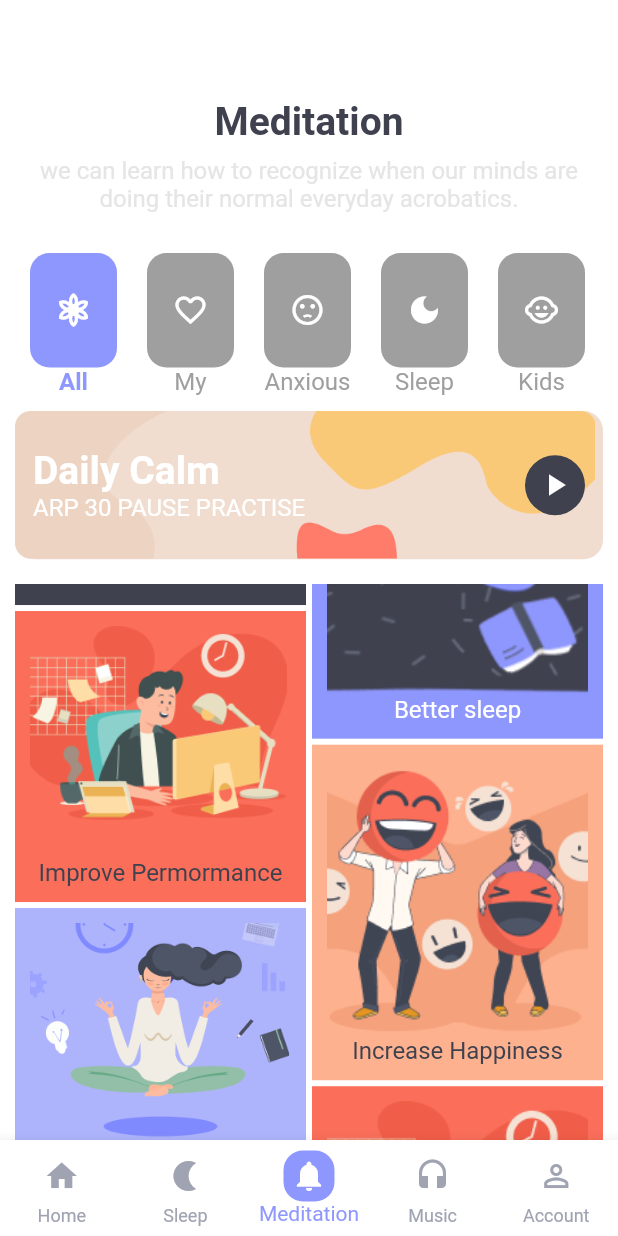
After one commit to imsujan276/mediation_app_ui_flutter, a Flutter app: the HomeView screen opened by its route, item 3 of the bottom bar chosen, scrolled down 576 dp, after a tap on "Reduce Stress", on a phone screen of 412 x 824 dp. The commit adds this screen. Run offline on Flutter 3.47's test engine with Material 2 defaults, Android fonts, the phone set to English and light mode, and no system bars; our stand-ins replace device_info, dio, flutter_easyloading, flutter_time_picker_spinner, get, hexcolor; project files that could hold a hidden picture were left out.

Commit message:
Work on meditation

```diff
--- a/lib/app/constant/colors.dart
+++ b/lib/app/constant/colors.dart
@@ -101,6 +101,7 @@ in medication v2 bg of stripe
 
   static Color heartColor = HexColor("#FF84A2");
   static Color headsetColor = HexColor("#7FD2F2");
+  static Color calmColor = HexColor("#F1DDCF");
 
   static hexcolor1() {
     return getColorFromHex(_color1);
--- /dev/null
+++ b/lib/app/data/model/meditation_odel.dart
@@ -0,0 +1,10 @@
+import 'package:flutter/cupertino.dart';
+
+class MeditationModel {
+  final IconData icons;
+  final String title;
+  MeditationModel({
+    required this.icons,
+    required this.title,
+  });
+}
--- a/lib/app/data/repositories/course_data_repositories.dart
+++ b/lib/app/data/repositories/course_data_repositories.dart
@@ -2,8 +2,6 @@ import 'package:get/get.dart';
 import 'package:meditation/app/constant/asset_image.dart';
 import 'package:meditation/app/constant/colors.dart';
 import 'package:meditation/app/data/model/course_model.dart';
-import 'package:meditation/app/modules/course/bindings/course_binding.dart';
-import 'package:meditation/app/modules/course/views/course_view.dart';
 
 List<Course> courses = [
   new Course(
@@ -14,7 +12,7 @@ List<Course> courses = [
       duration: '3-10 Min',
       textColor: AppColors.textColor,
       onTap: () {
-        Get.to(CourseView(), binding: CourseBinding());
+        Get.toNamed('/course');
       },
       btnColor: AppColors.WHITE),
   new Course(
--- a/lib/app/modules/course/widget/header_image_widge.dart
+++ b/lib/app/modules/course/widget/header_image_widge.dart
@@ -49,7 +49,7 @@ class HeaderImages extends StatelessWidget {
                         color: AppColors.WHITE,
                       ),
                     ),
-                    WidthWidget(h: .01),
+                    WidthWidget(w: .01),
                     CircleAvatar(
                       backgroundColor: AppColors.BLACK.withOpacity(.4),
                       child: Icon(
--- a/lib/app/modules/course/widget/male_female_voice.dart
+++ b/lib/app/modules/course/widget/male_female_voice.dart
@@ -41,7 +41,7 @@ class MaleVoiceWIdget extends StatelessWidget {
                                 : AppColors.pRIMARYCOLORLIGHT),
                       ),
                     ),
-                    WidthWidget(h: .02),
+                    WidthWidget(w: .02),
                     Expanded(
                       child: Column(
                         crossAxisAlignment: CrossAxisAlignment.start,
--- a/lib/app/modules/home/controllers/home_controller.dart
+++ b/lib/app/modules/home/controllers/home_controller.dart
@@ -1,6 +1,11 @@
+import 'package:flutter/cupertino.dart';
+import 'package:flutter/material.dart';
 import 'package:get/get.dart';
+import 'package:meditation/app/data/model/meditation_odel.dart';
 import 'package:meditation/app/data/model/recommended_model.dart';
 import 'package:meditation/app/data/repositories/recommend_repositiories.dart';
+import 'package:meditation/app/modules/home/views/home_view.dart';
+import 'package:meditation/app/modules/home/widget/meditation/meditation_widget.dart';
 import 'package:meditation/app/modules/home/widget/tabItems.dart';
 
 class HomeController extends GetxController {
@@ -9,6 +14,26 @@ class HomeController extends GetxController {
     super.onInit();
     loadRemommended();
   }
+
+  //It  controll the index of meditation menu
+  RxInt mediMenuIndex = 0.obs;
+
+  ///it is the list of mediation menu
+  List<MeditationModel> mediMenuList = [
+    new MeditationModel(icons: Icons.filter_vintage_outlined, title: 'All'),
+    new MeditationModel(icons: Icons.favorite_outline, title: 'My'),
+    new MeditationModel(icons: Icons.sentiment_dissatisfied, title: 'Anxious'),
+    new MeditationModel(icons: Icons.dark_mode, title: 'Sleep'),
+    new MeditationModel(icons: Icons.child_care_outlined, title: 'Kids'),
+  ];
+
+  List<Widget> bodyWidget = [
+    SingleChildScrollView(child: HomeWidget()),
+    Container(),
+    MeditationView(),
+    Container(),
+    Container(),
+  ];
 
   RxInt currentTab = 0.obs;
 
--- a/lib/app/modules/home/views/home_view.dart
+++ b/lib/app/modules/home/views/home_view.dart
@@ -2,6 +2,8 @@ import 'package:flutter/material.dart';
 
 import 'package:get/get.dart';
 import 'package:meditation/app/constant/Strings.dart';
+import 'package:meditation/app/constant/asset_image.dart';
+import 'package:meditation/app/constant/colors.dart';
 import 'package:meditation/app/constant/constants.dart';
 import 'package:meditation/app/constant/controller_service.dart';
 import 'package:meditation/app/data/repositories/course_data_repositories.dart';
@@ -23,8 +25,22 @@ class HomeView extends GetView<HomeController> {
           child: Padding(
             padding: const EdgeInsets.symmetric(
                 horizontal: Constants.defaultPadding),
-            child: SingleChildScrollView(
-              child: Column(
+            child:
+                Obx(() => controller.bodyWidget[controller.currentTab.value]),
+          ),
+        ),
+        bottomNavigationBar: BottomNavigation());
+  }
+}
+
+class HomeWidget extends StatelessWidget {
+  const HomeWidget({
+    Key? key,
+  }) : super(key: key);
+
+  @override
+  Widget build(BuildContext context) {
+    return Column(
       mainAxisAlignment: MainAxisAlignment.start,
       crossAxisAlignment: CrossAxisAlignment.start,
       children: [
@@ -44,14 +60,18 @@ class HomeView extends GetView<HomeController> {
             children: courses.map((e) => CourseWidget(e: e)).toList(),
           ),
         ),
-                  StripBannerWidget(),
+        StripBannerWidget(
+          backgroundImage: AppImage.striptwo,
+          buttonColor: AppColors.WHITE,
+          iconColor: AppColors.stripbackground,
+          info: '3-10 Min',
+          subtitle: Strings.meditation,
+          title: Strings.dailythought,
+          textColor: AppColors.WHITE,
+        ),
         HeightWidget(h: .03),
         RecommendedWidget()
       ],
-              ),
-            ),
-          ),
-        ),
-        bottomNavigationBar: BottomNavigation());
+    );
   }
 }
--- a/lib/app/modules/home/widget/course_widget_items.dart
+++ b/lib/app/modules/home/widget/course_widget_items.dart
@@ -60,7 +60,7 @@ class CourseWidget extends StatelessWidget {
             ),
           ),
           Row(children: [
-            WidthWidget(h: .015),
+            WidthWidget(w: .015),
             NormalText(
               e.duration,
               color: e.btnColor,
--- /dev/null
+++ b/lib/app/modules/home/widget/meditation/meditation_widget.dart
@@ -0,0 +1,149 @@
+import 'package:flutter/material.dart';
+import 'package:flutter_staggered_grid_view/flutter_staggered_grid_view.dart';
+import 'package:get/get.dart';
+import 'package:meditation/app/constant/Strings.dart';
+import 'package:meditation/app/constant/asset_image.dart';
+import 'package:meditation/app/constant/colors.dart';
+import 'package:meditation/app/constant/constants.dart';
+import 'package:meditation/app/constant/controller_service.dart';
+import 'package:meditation/app/data/model/meditation_odel.dart';
+import 'package:meditation/app/data/repositories/topic_data_repositories.dart';
+import 'package:meditation/app/modules/home/controllers/home_controller.dart';
+import 'package:meditation/app/modules/home/widget/strip_ads_banner.dart';
+import 'package:meditation/app/modules/signin/widget/height_widget.dart';
+import 'package:meditation/app/widgets/text/header_widget.dart';
+import 'package:meditation/app/widgets/text/normal_widget.dart';
+
+class MeditationView extends StatelessWidget {
+  const MeditationView({Key? key}) : super(key: key);
+
+  @override
+  Widget build(BuildContext context) {
+    final controller = Get.find<HomeController>();
+    return Column(
+      children: [
+        HeightWidget(h: .08),
+        HeaderText(
+          Strings.meditation,
+          textColor: AppColors.textColor,
+        ),
+        HeightWidget(h: .01),
+        NormalText(
+          'we can learn how to recognize when our minds are doing their normal everyday acrobatics.',
+          color: AppColors.pRIMARYCOLORLIGHT,
+          isCentered: true,
+        ),
+        HeightWidget(h: .02),
+        MeditationMenuWIdget(),
+        StripBannerWidget(
+          backgroundImage: AppImage.stripone,
+          buttonColor: AppColors.textColor,
+          iconColor: AppColors.WHITE,
+          info: 'Pause Practise'.toUpperCase(),
+          subtitle: 'ARP 30',
+          title: 'Daily Calm',
+          textColor: AppColors.WHITE,
+          backgroundColor: AppColors.calmColor,
+        ),
+        HeightWidget(h: .02),
+        Expanded(
+          child: StaggeredGridView.countBuilder(
+            crossAxisCount: 4,
+            itemCount: topics.length,
+            itemBuilder: (BuildContext context, int index) => new Container(
+                color: topics[index].color,
+                child: Container(
+                  decoration: BoxDecoration(
+                      borderRadius:
+                          BorderRadius.circular(Constants.defaultRadus)),
+                  padding: const EdgeInsets.all(Constants.defaultPadding),
+                  child: InkWell(
+                    onTap: topics[index].onTap,
+                    child: Column(
+                      mainAxisAlignment: MainAxisAlignment.spaceBetween,
+                      children: [
+                        Expanded(
+                          child: Image.asset(
+                            topics[index].image,
+                            fit: BoxFit.fitHeight,
+                          ),
+                        ),
+                        NormalText(
+                          topics[index].text,
+                          color: topics[index].code == 0
+                              ? AppColors.WHITE
+                              : AppColors.textColor,
+                        )
+                      ],
+                    ),
+                  ),
+                )),
+            staggeredTileBuilder: (int index) =>
+                new StaggeredTile.count(2, index.isEven ? 2 : 2.3),
+            mainAxisSpacing: 4.0,
+            crossAxisSpacing: 4.0,
+          ),
+        )
+      ],
+    );
+  }
+}
+
+class MeditationMenuWIdget extends StatelessWidget {
+  const MeditationMenuWIdget({
+    Key? key,
+  }) : super(key: key);
+
+  @override
+  Widget build(BuildContext context) {
+    final controller = Get.find<HomeController>();
+    return Container(
+      width: appService.swidth,
+      height: appService.sheight * .14,
+      child: ListView.builder(
+        itemBuilder: (context, index) {
+          MeditationModel e = controller.mediMenuList[index];
+          return Obx(() => Container(
+              margin: EdgeInsets.all(Constants.defaultPadding),
+              child: Column(
+                children: [
+                  Expanded(
+                    child: InkWell(
+                      onTap: () {
+                        controller.mediMenuIndex.value = index;
+                      },
+                      child: Container(
+                        decoration: BoxDecoration(
+                            borderRadius: BorderRadius.circular(
+                                Constants.defaultRadus / 2),
+                            color: controller.mediMenuIndex.value == index
+                                ? AppColors.primaryCOLOR
+                                : AppColors.GREY),
+                        padding: EdgeInsets.symmetric(
+                            vertical: Constants.defaultPadding * 1.5,
+                            horizontal: Constants.defaultPadding * 1.7),
+                        child: Icon(
+                          e.icons,
+                          color: AppColors.WHITE,
+                        ),
+                      ),
+                    ),
+                  ),
+                  NormalText(
+                    e.title,
+                    isBold:
+                        controller.mediMenuIndex.value == index ? true : false,
+                    color: controller.mediMenuIndex.value == index
+                        ? AppColors.primaryCOLOR
+                        : AppColors.GREY,
+                  )
+                ],
+              )));
+        },
+        shrinkWrap: true,
+        scrollDirection: Axis.horizontal,
+        itemCount: controller.mediMenuList.length,
+      ),
+    );
+  }
+}
--- a/lib/app/modules/home/widget/recommended.dart
+++ b/lib/app/modules/home/widget/recommended.dart
@@ -30,7 +30,25 @@ class RecommendedWidget extends StatelessWidget {
               textColor: AppColors.textColor,
             ),
             Expanded(
-              child: ListView(
+              child: RecommendedListWidget(controller: controller),
+            ),
+          ],
+        ));
+  }
+}
+
+///its the list of recommended
+class RecommendedListWidget extends StatelessWidget {
+  const RecommendedListWidget({
+    Key? key,
+    required this.controller,
+  }) : super(key: key);
+
+  final HomeController controller;
+
+  @override
+  Widget build(BuildContext context) {
+    return ListView(
       shrinkWrap: true,
       scrollDirection: Axis.horizontal,
       children: controller.recommendedUserList
@@ -48,8 +66,8 @@ class RecommendedWidget extends StatelessWidget {
                         child: Image.asset(e.image),
                         decoration: BoxDecoration(
                             color: e.background,
-                                      borderRadius: BorderRadius.circular(
-                                          Constants.defaultmargin)),
+                            borderRadius:
+                                BorderRadius.circular(Constants.defaultmargin)),
                       ),
                     ),
                     HeightWidget(h: .001),
@@ -67,12 +85,11 @@ class RecommendedWidget extends StatelessWidget {
                           fontSize: appService.swidth * .031,
                           color: AppColors.pRIMARYCOLORLIGHT,
                         ),
-                                  WidthWidget(h: .01),
+                        WidthWidget(w: .01),
                         CircleAvatar(
                             radius: Constants.defaultRadus / 9,
-                                      backgroundColor:
-                                          AppColors.pRIMARYCOLORLIGHT),
-                                  WidthWidget(h: .008),
+                            backgroundColor: AppColors.pRIMARYCOLORLIGHT),
+                        WidthWidget(w: .008),
                         NormalText(
                           e.duration,
                           color: AppColors.pRIMARYCOLORLIGHT,
@@ -84,9 +101,6 @@ class RecommendedWidget extends StatelessWidget {
                 ),
               ))
           .toList(),
-              ),
-            ),
-          ],
-        ));
+    );
   }
 }
--- a/lib/app/modules/home/widget/strip_ads_banner.dart
+++ b/lib/app/modules/home/widget/strip_ads_banner.dart
@@ -11,13 +11,29 @@ import 'package:meditation/app/widgets/text/normal_widget.dart';
 class StripBannerWidget extends StatelessWidget {
   const StripBannerWidget({
     Key? key,
+    required this.backgroundImage,
+    required this.buttonColor,
+    required this.iconColor,
+    required this.title,
+    required this.subtitle,
+    required this.info,
+    required this.textColor,
+    this.backgroundColor,
   }) : super(key: key);
+  final String backgroundImage;
+  final Color buttonColor;
+  final Color iconColor;
+  final String title;
+  final String subtitle;
+  final String info;
+  final Color textColor;
+  final Color? backgroundColor;
 
   @override
   Widget build(BuildContext context) {
     return Container(
       decoration: BoxDecoration(
-        color: AppColors.stripbackground,
+        color: backgroundColor ?? AppColors.stripbackground,
         borderRadius: BorderRadius.circular(Constants.defaultRadus / 2),
       ),
       width: appService.swidth,
@@ -25,7 +41,7 @@ class StripBannerWidget extends StatelessWidget {
       // padding: EdgeInsets.all(Constants.defaultPadding),
       child: Stack(
         children: [
-          Image.asset(AppImage.striptwo),
+          Image.asset(backgroundImage),
           Container(
             padding: const EdgeInsets.all(Constants.defaultPadding * 1.2),
             child: Row(
@@ -35,17 +51,12 @@ class StripBannerWidget extends StatelessWidget {
                     mainAxisAlignment: MainAxisAlignment.center,
                     crossAxisAlignment: CrossAxisAlignment.start,
                     children: [
-                      HeaderText(Strings.dailythought,
-                          textColor: AppColors.WHITE),
-                      NormalText(Strings.meditation + '.3-10 Min',
-                          color: AppColors.WHITE),
+                      HeaderText(title, textColor: textColor),
+                      NormalText(subtitle + ' ' + info, color: textColor),
                     ]),
                 CircleAvatar(
-                  backgroundColor: AppColors.WHITE,
-                  child: Icon(
-                    Icons.play_arrow,
-                    color: AppColors.stripbackground,
-                  ),
+                  backgroundColor: buttonColor,
+                  child: Icon(Icons.play_arrow, color: iconColor),
                 )
               ],
             ),
--- a/lib/app/modules/signin/widget/height_widget.dart
+++ b/lib/app/modules/signin/widget/height_widget.dart
@@ -17,14 +17,14 @@ class HeightWidget extends StatelessWidget {
 
 ///widget width for geting some space in row
 class WidthWidget extends StatelessWidget {
-  final double h;
+  final double w;
   const WidthWidget({
     Key? key,
-    required this.h,
+    required this.w,
   }) : super(key: key);
 
   @override
   Widget build(BuildContext context) {
-    return SizedBox(width: appService.sheight * h);
+    return SizedBox(width: appService.sheight * w);
   }
 }
--- a/lib/app/modules/splash/widget/logo_header_with_text.dart
+++ b/lib/app/modules/splash/widget/logo_header_with_text.dart
@@ -24,12 +24,12 @@ class LogoTopHeader extends StatelessWidget {
           isBold: true,
           color: textColor,
         ),
-        WidthWidget(h: .01),
+        WidthWidget(w: .01),
         Image.asset(
           image ?? AppImage.appIconWhite,
           scale: 1.5,
         ),
-        WidthWidget(h: .01),
+        WidthWidget(w: .01),
         NormalText(
           Strings.moon,
           isBold: true,
```
Lines whose indentation alone changed are shown as unchanged.
